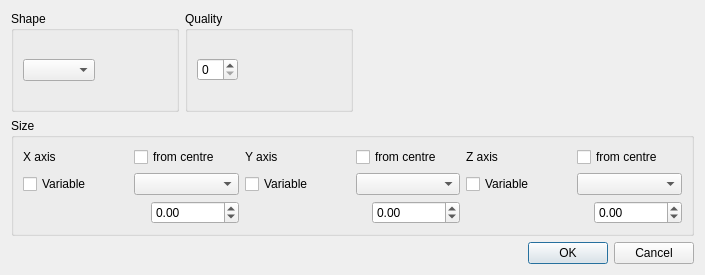
First picture: the form in shapedialog.ui, repository FLAME-HPC/flame_visualiser, before the edit.
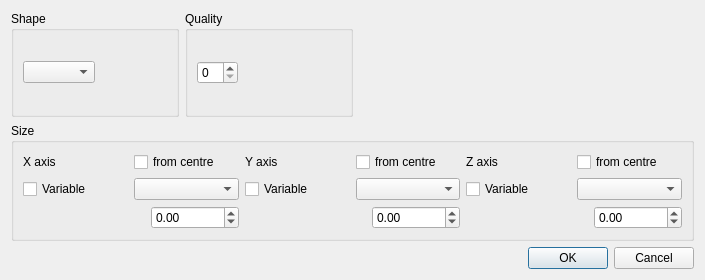
Second picture: the form after the edit.

The edit to the form file:
```diff
--- a/shapedialog.ui
+++ b/shapedialog.ui
@@ -7,7 +7,7 @@
     <x>0</x>
     <y>0</y>
     <width>705</width>
-    <height>275</height>
+    <height>280</height>
    </rect>
   </property>
   <property name="windowTitle">
```
Left out of the diff: 35 changed lines with no effect on the pictures.
